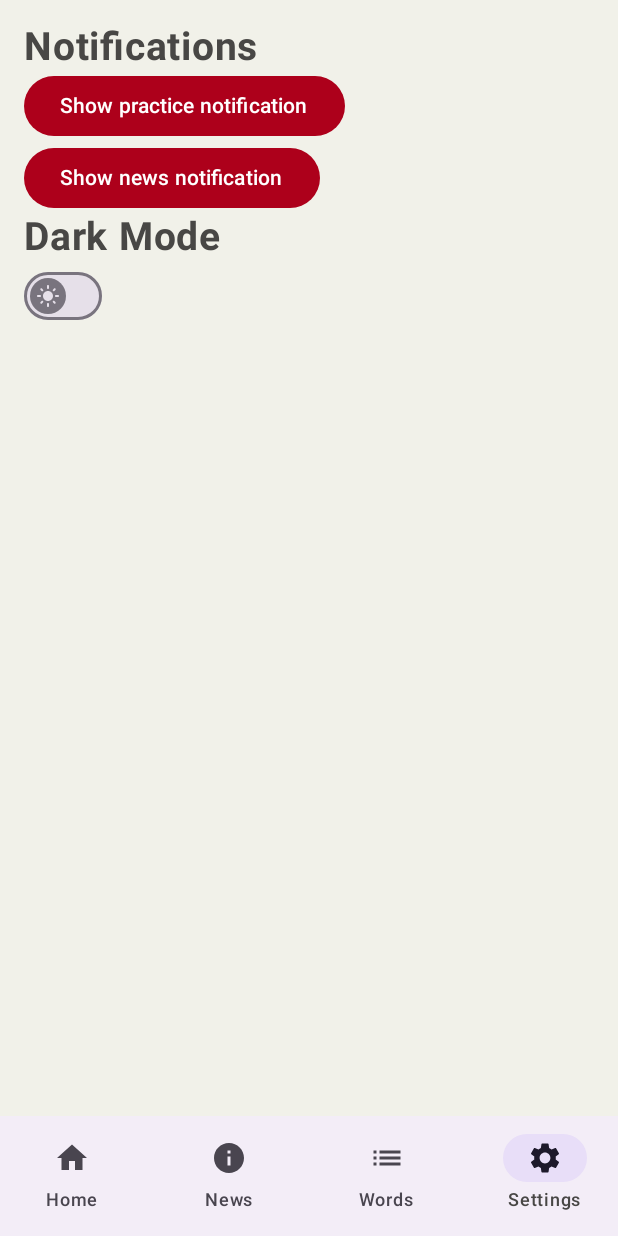
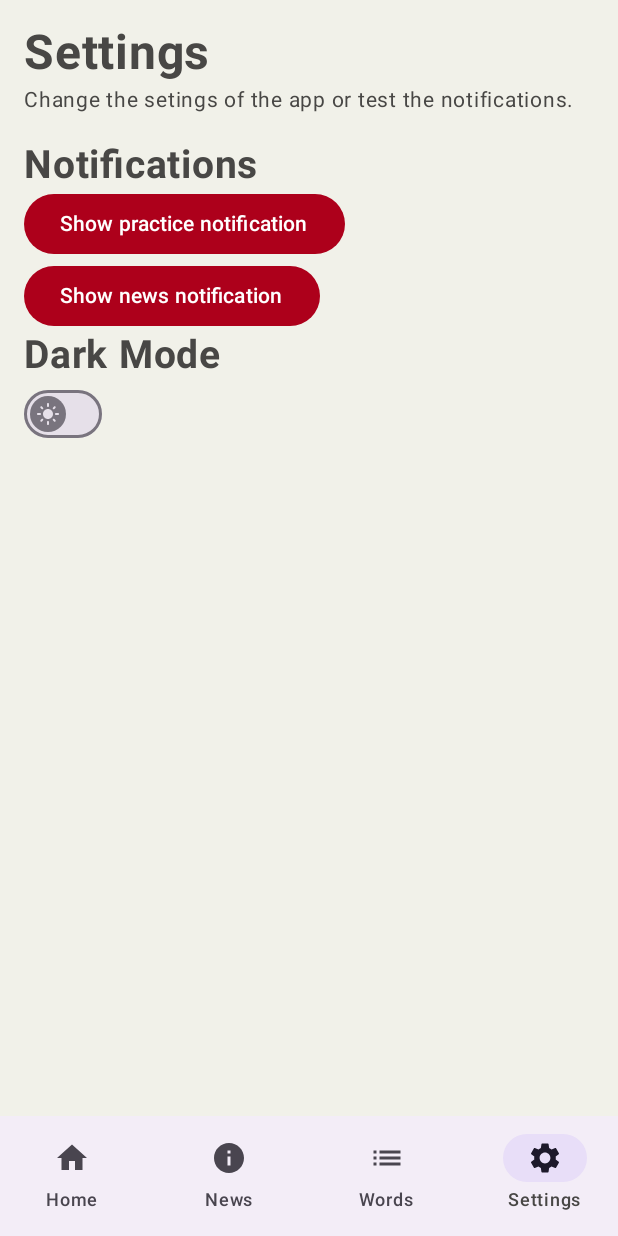
Before and after one commit to JeromeNL/DuoGerman, an Android app built with Jetpack Compose: the SettingsScreen screen opened through its navigation route, on a phone screen of 412 x 824 dp. Run offline under Robolectric (Android 15) with nearby library versions, the phone set to English and light mode, and no system bars.

Commit message:
UI improvements

```diff
--- a/app/src/main/java/nl/joramkwetters/duogerman/Screens/SettingsScreen.kt
+++ b/app/src/main/java/nl/joramkwetters/duogerman/Screens/SettingsScreen.kt
@@ -72,6 +72,20 @@ fun SettingsScreen(context: Context, dataStoreUtil: DataStoreUtil, themeViewMode
         ) {
             Column {
                 Text(
+                    text = "Settings",
+                    modifier = Modifier,
+                    fontSize = 32.sp,
+                    fontWeight = FontWeight.Bold,
+                    color = MaterialTheme.colorScheme.secondary,
+                )
+                Text(
+                    text = "Change the setings of the app or test the notifications.",
+                    fontSize = 14.sp,
+                    color = MaterialTheme.colorScheme.secondary,
+                    modifier = Modifier
+                        .padding(bottom = 16.dp),
+                )
+                Text(
                     text = "Notifications",
                     modifier = Modifier,
                     fontSize = 26.sp,
@@ -127,12 +141,10 @@ fun DarkmodeSwitch(themeViewModel: ThemeViewModel, dataStoreUtil: DataStoreUtil)
     var switchState by remember {themeViewModel.isDarkThemeEnabled }
     val coroutineScope = rememberCoroutineScope()
 
-
     Switch(
         checked = switchState,
         onCheckedChange = {
             switchState = it
-
             coroutineScope.launch {
                 dataStoreUtil.saveTheme(it)
             }
--- a/app/src/main/java/nl/joramkwetters/duogerman/ui/theme/Theme.kt
+++ b/app/src/main/java/nl/joramkwetters/duogerman/ui/theme/Theme.kt
@@ -49,12 +49,6 @@ fun DuoGermanTheme(
     content: @Composable () -> Unit
 ) {
     val colorScheme = when {
-//        dynamicColor && Build.VERSION.SDK_INT >= Build.VERSION_CODES.S -> {
-//            val context = LocalContext.current
-//            if (darkTheme) dynamicDarkColorScheme(context) else dynamicLightColorScheme(context)
-//        }
-
-
         darkTheme -> DarkColorScheme
         else -> LightColorScheme
     }
```
